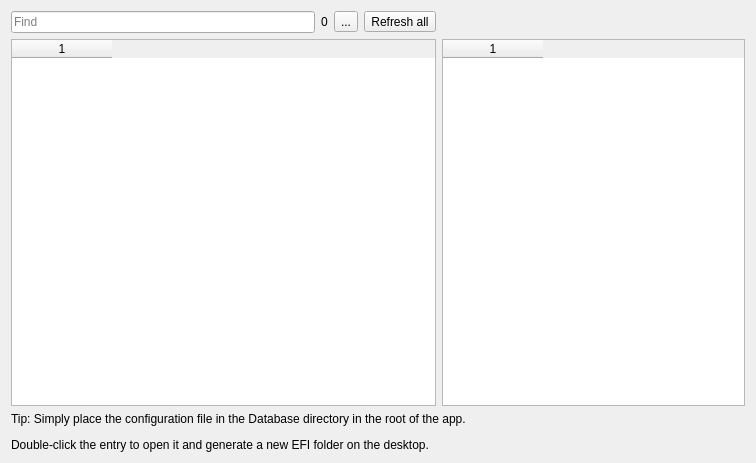
The window that dlgdatabase.ui (ic005k/OCAuxiliaryTools) describes before a commit, drawn with Qt 5.
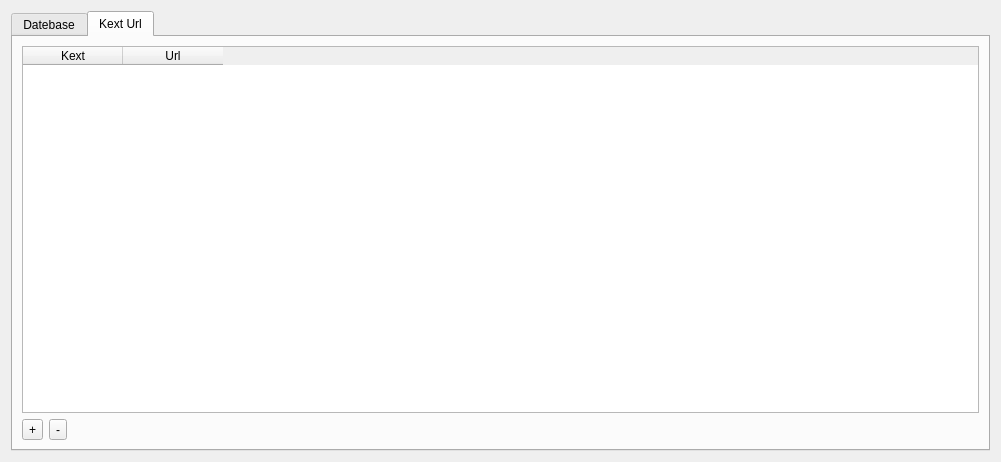
The same window after the commit. The open tabs and pages were chosen to show the change. Icons and pictures are not drawn.

What changed in the file:
```diff
--- a/dlgdatabase.ui
+++ b/dlgdatabase.ui
@@ -6,16 +6,32 @@
    <rect>
     <x>0</x>
     <y>0</y>
-    <width>756</width>
-    <height>463</height>
+    <width>1001</width>
+    <height>462</height>
    </rect>
   </property>
   <property name="windowTitle">
    <string>Configuration file database</string>
   </property>
+  <layout class="QGridLayout" name="gridLayout_2">
+   <item row="0" column="0">
+    <widget class="QTabWidget" name="tabWidget">
+     <property name="currentIndex">
+      <number>0</number>
+     </property>
+     <widget class="QWidget" name="tab">
+      <attribute name="title">
+       <string>Datebase</string>
+      </attribute>
   <layout class="QGridLayout" name="gridLayout">
    <item row="0" column="0">
     <widget class="QLineEdit" name="editFind">
+         <property name="maximumSize">
+          <size>
+           <width>16777215</width>
+           <height>16777215</height>
+          </size>
+         </property>
      <property name="placeholderText">
       <string>Find</string>
      </property>
@@ -58,7 +74,7 @@
      </property>
     </widget>
    </item>
-   <item row="1" column="0" colspan="4">
+       <item row="1" column="0">
     <widget class="QTableWidget" name="tableDatabase">
      <property name="columnCount">
       <number>1</number>
@@ -66,7 +82,7 @@
      <column/>
     </widget>
    </item>
-   <item row="1" column="4">
+       <item row="1" column="1" colspan="3">
     <widget class="QTableWidget" name="tableDatabaseFind">
      <property name="columnCount">
       <number>1</number>
@@ -74,11 +90,66 @@
      <column/>
     </widget>
    </item>
-   <item row="2" column="0" colspan="5">
+       <item row="2" column="0" colspan="3">
     <widget class="QLabel" name="label">
      <property name="text">
       <string>&lt;html&gt;&lt;head/&gt;&lt;body&gt;&lt;p&gt;Tip: Simply place the configuration file in the Database directory in the root of the app.&lt;/p&gt;&lt;p&gt;Double-click the entry to open it and generate a new EFI folder on the desktop.&lt;/p&gt;&lt;/body&gt;&lt;/html&gt;</string>
      </property>
+        </widget>
+       </item>
+      </layout>
+     </widget>
+     <widget class="QWidget" name="tab_2">
+      <attribute name="title">
+       <string>Kext Url</string>
+      </attribute>
+      <layout class="QGridLayout" name="gridLayout_3">
+       <item row="0" column="0" colspan="3">
+        <widget class="QTableWidget" name="tableKextUrl">
+         <property name="columnCount">
+          <number>2</number>
+         </property>
+         <column>
+          <property name="text">
+           <string>Kext</string>
+          </property>
+         </column>
+         <column>
+          <property name="text">
+           <string>Url</string>
+          </property>
+         </column>
+        </widget>
+       </item>
+       <item row="1" column="0">
+        <widget class="QToolButton" name="btnAdd">
+         <property name="text">
+          <string>+</string>
+         </property>
+        </widget>
+       </item>
+       <item row="1" column="1">
+        <widget class="QToolButton" name="btnDel">
+         <property name="text">
+          <string>-</string>
+         </property>
+        </widget>
+       </item>
+       <item row="1" column="2">
+        <spacer name="horizontalSpacer">
+         <property name="orientation">
+          <enum>Qt::Horizontal</enum>
+         </property>
+         <property name="sizeHint" stdset="0">
+          <size>
+           <width>854</width>
+           <height>20</height>
+          </size>
+         </property>
+        </spacer>
+       </item>
+      </layout>
+     </widget>
     </widget>
    </item>
   </layout>
```
Lines whose indentation alone changed are shown as unchanged.
